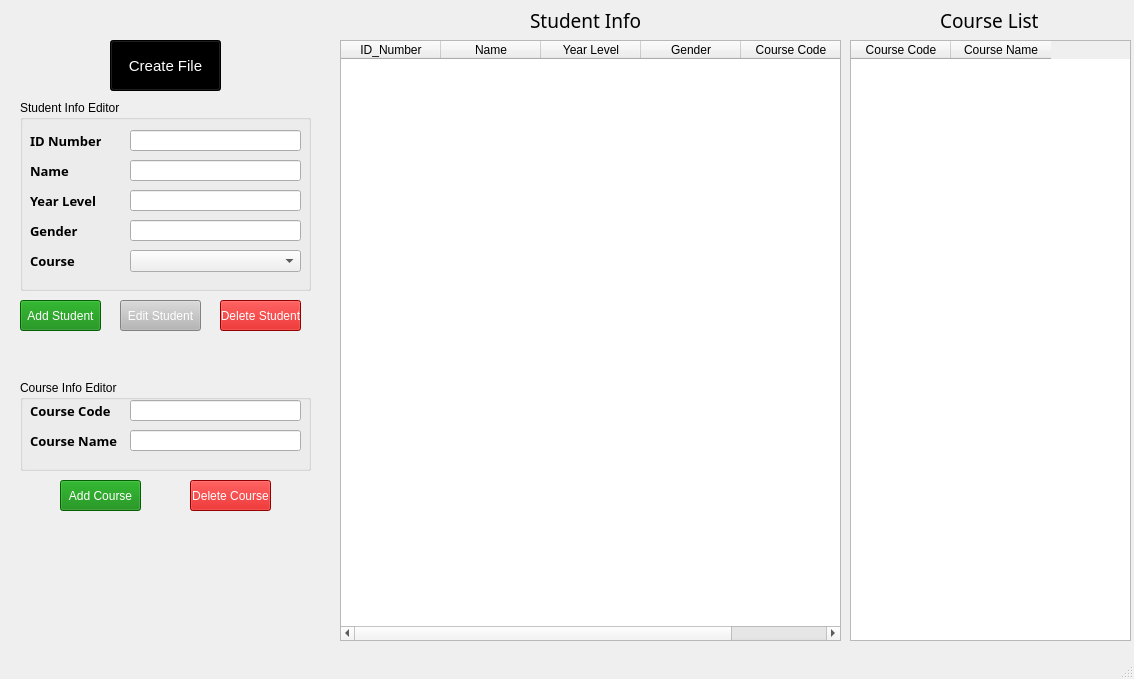
This is GUIforSSIS.ui in jhnabuel/StudentInfoSystem as Qt 5 draws it before an edit. The edited form follows.
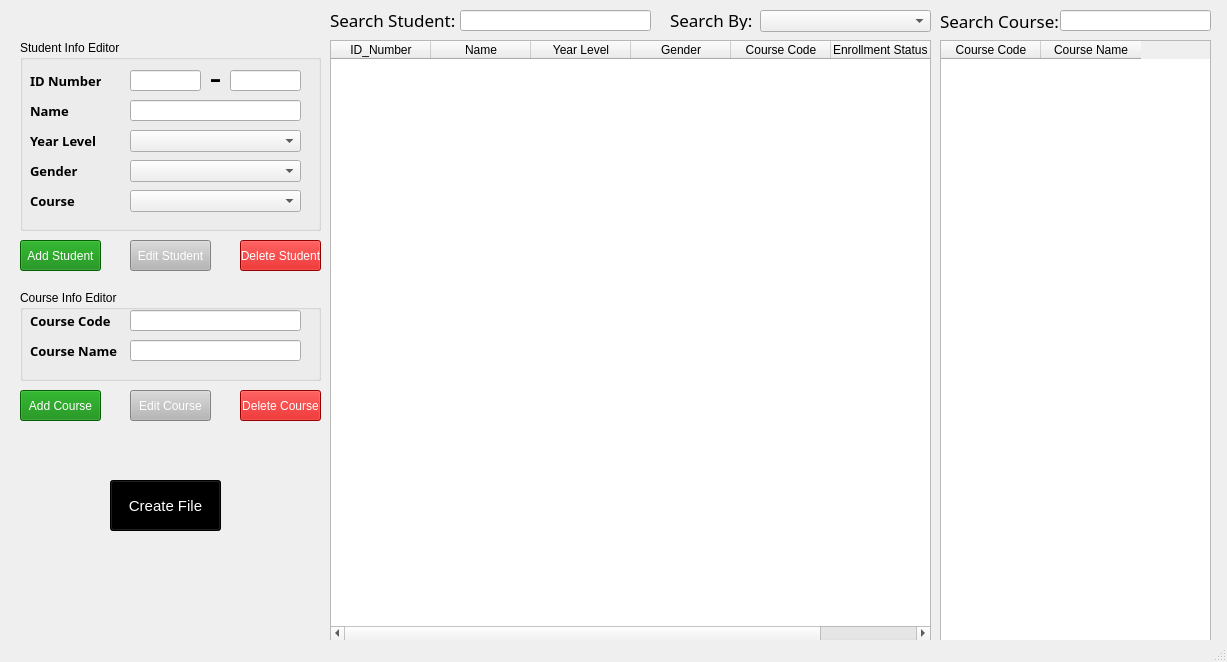
This is the edited form.

Patch:
```diff
--- a/GUIforSSIS.ui
+++ b/GUIforSSIS.ui
@@ -6,8 +6,8 @@
    <rect>
     <x>0</x>
     <y>0</y>
-    <width>1134</width>
-    <height>679</height>
+    <width>1227</width>
+    <height>662</height>
    </rect>
   </property>
   <property name="windowTitle">
@@ -18,8 +18,8 @@
     <property name="geometry">
      <rect>
       <x>20</x>
-      <y>100</y>
-      <width>291</width>
+      <y>40</y>
+      <width>301</width>
       <height>191</height>
      </rect>
     </property>
@@ -166,7 +166,7 @@
       <rect>
        <x>110</x>
        <y>30</y>
-       <width>171</width>
+       <width>71</width>
        <height>21</height>
       </rect>
      </property>
@@ -191,33 +191,62 @@
       </rect>
      </property>
     </widget>
-    <widget class="QLineEdit" name="yearlvlInput">
+    <widget class="QComboBox" name="yearLevelPicker">
      <property name="geometry">
       <rect>
        <x>110</x>
        <y>90</y>
        <width>171</width>
-       <height>21</height>
+       <height>22</height>
       </rect>
      </property>
     </widget>
-    <widget class="QLineEdit" name="genderInput">
+    <widget class="QComboBox" name="genderPicker">
      <property name="geometry">
       <rect>
        <x>110</x>
        <y>120</y>
        <width>171</width>
+       <height>22</height>
+      </rect>
+     </property>
+    </widget>
+    <widget class="QLineEdit" name="idNumberInput_2">
+     <property name="geometry">
+      <rect>
+       <x>210</x>
+       <y>30</y>
+       <width>71</width>
        <height>21</height>
       </rect>
      </property>
     </widget>
+    <widget class="QLabel" name="hypen">
+     <property name="geometry">
+      <rect>
+       <x>180</x>
+       <y>10</y>
+       <width>31</width>
+       <height>51</height>
+      </rect>
+     </property>
+     <property name="font">
+      <font>
+       <family>Ebrima</family>
+       <pointsize>28</pointsize>
+      </font>
+     </property>
+     <property name="text">
+      <string>&lt;html&gt;&lt;head/&gt;&lt;body&gt;&lt;p align=&quot;center&quot;&gt;-&lt;/p&gt;&lt;/body&gt;&lt;/html&gt;</string>
+     </property>
+    </widget>
    </widget>
    <widget class="QGroupBox" name="courseInfoEditor">
     <property name="geometry">
      <rect>
       <x>20</x>
-      <y>380</y>
-      <width>291</width>
+      <y>290</y>
+      <width>301</width>
       <height>91</height>
      </rect>
     </property>
@@ -303,7 +332,7 @@
     <property name="geometry">
      <rect>
       <x>20</x>
-      <y>300</y>
+      <y>240</y>
       <width>81</width>
       <height>31</height>
      </rect>
@@ -319,8 +348,8 @@
    <widget class="QPushButton" name="editStudent">
     <property name="geometry">
      <rect>
-      <x>120</x>
-      <y>300</y>
+      <x>130</x>
+      <y>240</y>
       <width>81</width>
       <height>31</height>
      </rect>
@@ -336,8 +365,8 @@
    <widget class="QPushButton" name="deleteStudent">
     <property name="geometry">
      <rect>
-      <x>220</x>
-      <y>300</y>
+      <x>240</x>
+      <y>240</y>
       <width>81</width>
       <height>31</height>
      </rect>
@@ -354,8 +383,8 @@
    <widget class="QPushButton" name="addCourse">
     <property name="geometry">
      <rect>
-      <x>60</x>
-      <y>480</y>
+      <x>20</x>
+      <y>390</y>
       <width>81</width>
       <height>31</height>
      </rect>
@@ -371,8 +400,8 @@
    <widget class="QPushButton" name="deleteCourse">
     <property name="geometry">
      <rect>
-      <x>190</x>
-      <y>480</y>
+      <x>240</x>
+      <y>390</y>
       <width>81</width>
       <height>31</height>
      </rect>
@@ -389,16 +418,32 @@
    <widget class="QTableWidget" name="studentInfoDisplay">
     <property name="geometry">
      <rect>
-      <x>340</x>
+      <x>330</x>
       <y>40</y>
-      <width>501</width>
+      <width>601</width>
       <height>601</height>
      </rect>
     </property>
+    <property name="styleSheet">
+     <string notr="true"/>
+    </property>
     <column>
      <property name="text">
       <string>ID_Number</string>
      </property>
+     <property name="font">
+      <font>
+       <weight>50</weight>
+       <bold>false</bold>
+      </font>
+     </property>
+     <property name="background">
+      <color>
+       <red>0</red>
+       <green>0</green>
+       <blue>0</blue>
+      </color>
+     </property>
     </column>
     <column>
      <property name="text">
@@ -420,13 +465,21 @@
       <string>Course Code</string>
      </property>
     </column>
+    <column>
+     <property name="text">
+      <string>Enrollment Status</string>
+     </property>
+     <property name="textAlignment">
+      <set>AlignLeading|AlignVCenter</set>
+     </property>
+    </column>
    </widget>
    <widget class="QTableWidget" name="courseListDisplay">
     <property name="geometry">
      <rect>
-      <x>850</x>
+      <x>940</x>
       <y>40</y>
-      <width>281</width>
+      <width>271</width>
       <height>601</height>
      </rect>
     </property>
@@ -450,20 +503,20 @@
    <widget class="QLabel" name="studentLabel">
     <property name="geometry">
      <rect>
-      <x>530</x>
+      <x>330</x>
       <y>10</y>
-      <width>111</width>
-      <height>21</height>
+      <width>131</width>
+      <height>20</height>
      </rect>
     </property>
     <property name="font">
      <font>
       <family>Ebrima</family>
-      <pointsize>14</pointsize>
+      <pointsize>13</pointsize>
      </font>
     </property>
     <property name="text">
-     <string>Student Info</string>
+     <string>Search Student:</string>
     </property>
    </widget>
    <widget class="QLabel" name="courseLabel">
@@ -471,25 +524,25 @@
      <rect>
       <x>940</x>
       <y>10</y>
-      <width>111</width>
+      <width>131</width>
       <height>21</height>
      </rect>
     </property>
     <property name="font">
      <font>
       <family>Ebrima</family>
-      <pointsize>14</pointsize>
+      <pointsize>13</pointsize>
      </font>
     </property>
     <property name="text">
-     <string>Course List</string>
+     <string>Search Course:</string>
     </property>
    </widget>
    <widget class="QPushButton" name="createCSV">
     <property name="geometry">
      <rect>
       <x>110</x>
-      <y>40</y>
+      <y>480</y>
       <width>111</width>
       <height>51</height>
      </rect>
@@ -503,6 +556,78 @@
      <string>Create File</string>
     </property>
    </widget>
+   <widget class="QLineEdit" name="searchStudent">
+    <property name="geometry">
+     <rect>
+      <x>460</x>
+      <y>10</y>
+      <width>191</width>
+      <height>21</height>
+     </rect>
+    </property>
+    <property name="text">
+     <string/>
+    </property>
+   </widget>
+   <widget class="QLineEdit" name="searchCourse">
+    <property name="geometry">
+     <rect>
+      <x>1060</x>
+      <y>10</y>
+      <width>151</width>
+      <height>21</height>
+     </rect>
+    </property>
+    <property name="text">
+     <string/>
+    </property>
+   </widget>
+   <widget class="QLabel" name="searchbyLabel">
+    <property name="geometry">
+     <rect>
+      <x>670</x>
+      <y>10</y>
+      <width>131</width>
+      <height>20</height>
+     </rect>
+    </property>
+    <property name="font">
+     <font>
+      <family>Ebrima</family>
+      <pointsize>13</pointsize>
+     </font>
+    </property>
+    <property name="text">
+     <string>Search By:</string>
+    </property>
+   </widget>
+   <widget class="QComboBox" name="searchFilter">
+    <property name="geometry">
+     <rect>
+      <x>760</x>
+      <y>10</y>
+      <width>171</width>
+      <height>22</height>
+     </rect>
+    </property>
+   </widget>
+   <widget class="QPushButton" name="editCourse">
+    <property name="geometry">
+     <rect>
+      <x>130</x>
+      <y>390</y>
+      <width>81</width>
+      <height>31</height>
+     </rect>
+    </property>
+    <property name="styleSheet">
+     <string notr="true">background-color: rgb(182, 182, 182);
+color: white;</string>
+    </property>
+    <property name="text">
+     <string>Edit Course</string>
+    </property>
+   </widget>
   </widget>
   <widget class="QStatusBar" name="statusbar"/>
  </widget>
```
